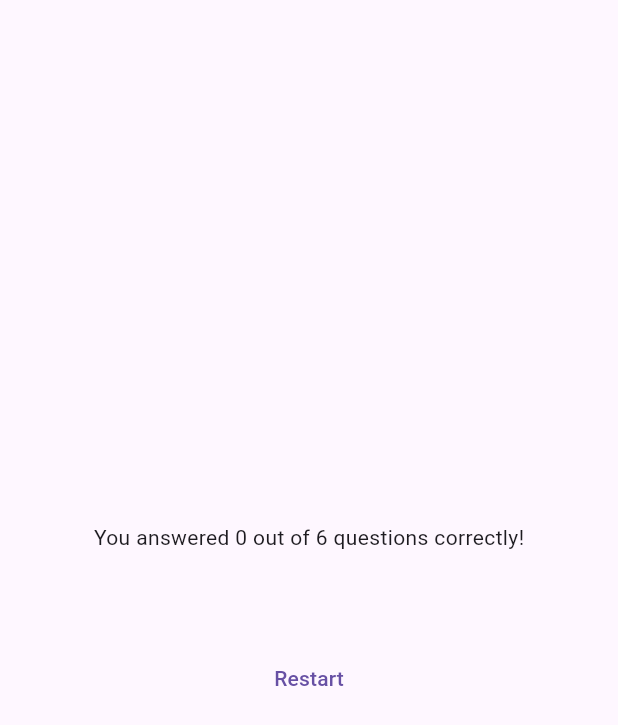
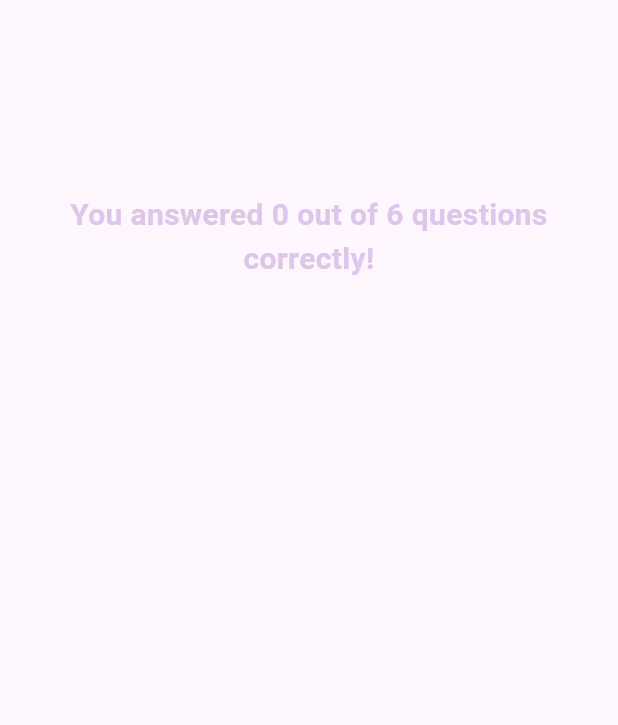
Before and after one commit to birodani/flutter_quiz_app, a Flutter app: the ResultScreen widget shown alone on an empty page, opened directly with empty values, on a phone screen of 412 x 824 dp. Shown: the top 725 px of the screen. Run offline on Flutter 3.47's test engine with Material 3 defaults, Android fonts, the phone set to English and light mode, and no system bars; our stand-ins replace google_fonts.

Commit message:
refactor: finalize result screen design, do some refactor

```diff
--- /dev/null
+++ b/lib/constants/screens.constants.dart
@@ -0,0 +1,3 @@
+const startScreen = 'start-screen';
+const questionScreen = 'question-screen';
+const resultScreen = 'result-screen';
--- a/lib/question_summary.dart
+++ /dev/null
@@ -1,35 +0,0 @@
-import 'package:flutter/material.dart';
-
-class QuestionSummary extends StatelessWidget {
-
-  const QuestionSummary(this.summaryData, {super.key});
-
-  final List<Map<String, Object>> summaryData;
-
-  @override
-  Widget build(BuildContext context) {
-    return Column(
-      children:
-        summaryData.map(
-          (data) {
-            return Row(
-              children: [
-                Text(((data['question_index'] as int) + 1).toString()),
-                Expanded(
-                  child: Column(
-                    children: [
-                      Text(data['question'] as String),
-                      const SizedBox(height: 5,),
-                      Text(data['user_answer'] as String),
-                      Text(data['correct_answer'] as String)
-                    ],
-                  ),
-                ),
-              ],
-            );
-          }
-        ).toList(),
-    );
-  }
-
-}
--- a/lib/result_screen.dart
+++ /dev/null
@@ -1,55 +0,0 @@
-import 'package:adv_basics/data/questions.dart';
-import 'package:adv_basics/question_summary.dart';
-import 'package:flutter/material.dart';
-
-class ResultScreen extends StatelessWidget {
-  ResultScreen({super.key, required this.choosenAnswers});
-
-  final List<String> choosenAnswers;
-
-
-  List<Map<String, Object>> getSummeryMap() {
-    final List<Map<String, Object>> summary = [];
-
-    for (var i = 0; i < choosenAnswers.length; i++) {
-      summary.add({
-        'question_index': i,
-        'question': questions[i].text,
-        'correct_answer': questions[i].answers[0],
-        'user_answer': choosenAnswers[i]
-      });
-    }
-    return summary;
-  }
-
-  @override
-  Widget build(BuildContext context) {
-
-    final summeryData = getSummeryMap();
-    final numberOfTotalQuestions = questions.length;
-    final numberOfCorrectQuestions = summeryData.where((data) {
-      return data['correct_answer'] == data['user_answer'];
-    }).length;
-
-    return SizedBox(
-      width: double.infinity,
-      child: Container(
-        margin: const EdgeInsets.all(40),
-        child: Column(mainAxisAlignment: MainAxisAlignment.center, children: [
-          Text('You answered $numberOfCorrectQuestions out of $numberOfTotalQuestions questions correctly!'),
-          const SizedBox(
-            height: 30,
-          ),
-          QuestionSummary(summeryData),
-          const SizedBox(
-            height: 30,
-          ),
-          TextButton(
-            onPressed: () {},
-            child: const Text('Restart'),
-          ),
-        ]),
-      ),
-    );
-  }
-}
--- a/lib/question_screen.dart
+++ b/lib/screens/question_screen.dart
@@ -1,4 +1,4 @@
-import 'package:adv_basics/answer_button.dart';
+import 'package:adv_basics/widgets/answer_button.dart';
 import 'package:adv_basics/data/questions.dart';
 import 'package:flutter/material.dart';
 import 'package:google_fonts/google_fonts.dart';
--- /dev/null
+++ b/lib/screens/result_screen.dart
@@ -0,0 +1,73 @@
+import 'package:adv_basics/data/questions.dart';
+import 'package:adv_basics/widgets/question_summary.dart';
+import 'package:flutter/material.dart';
+
+class ResultScreen extends StatelessWidget {
+  const ResultScreen({super.key, required this.choosenAnswers, required this.onPressedRestart });
+
+  final List<String> choosenAnswers;
+  final Function() onPressedRestart;
+
+  List<Map<String, Object>> getSummeryMap() {
+    final List<Map<String, Object>> summary = [];
+
+    for (var i = 0; i < choosenAnswers.length; i++) {
+      summary.add({
+        'question_index': i,
+        'question': questions[i].text,
+        'correct_answer': questions[i].answers[0],
+        'user_answer': choosenAnswers[i]
+      });
+    }
+    return summary;
+  }
+
+  @override
+  Widget build(BuildContext context) {
+    final summeryData = getSummeryMap();
+    final numberOfTotalQuestions = questions.length;
+    final numberOfCorrectQuestions = summeryData.where((data) {
+      return data['correct_answer'] == data['user_answer'];
+    }).length;
+
+    return SizedBox(
+      width: double.infinity,
+      child: Container(
+        margin: const EdgeInsets.all(40),
+        child: Column(
+            mainAxisAlignment: MainAxisAlignment.center,
+            crossAxisAlignment: CrossAxisAlignment.center,
+            children: [
+              Text(
+                'You answered $numberOfCorrectQuestions out of $numberOfTotalQuestions questions correctly!',
+                style: const TextStyle(
+                    fontSize: 20,
+                    color: Color.fromARGB(255, 222, 197, 237),
+                    fontWeight: FontWeight.w600),
+                textAlign: TextAlign.center,
+              ),
+              const SizedBox(
+                height: 30,
+              ),
+              QuestionSummary(summeryData),
+              const SizedBox(
+                height: 30,
+              ),
+              TextButton.icon(
+                onPressed: onPressedRestart,
+                icon: const Icon(
+                  Icons.refresh,
+                  color: Colors.white,
+                ),
+                label: const Text(
+                  'Restart',
+                  style: TextStyle(
+                    color: Colors.white,
+                  ),
+                ),
+              ),
+            ]),
+      ),
+    );
+  }
+}
```
Also changed, not shown: lib/quiz.dart (+18 -18 lines), lib/widgets/question_summary.dart (added, +69 -0 lines), lib/screens/start_screen.dart (renamed from lib/start_screen.dart), lib/widgets/answer_button.dart (renamed from lib/answer_button.dart).
